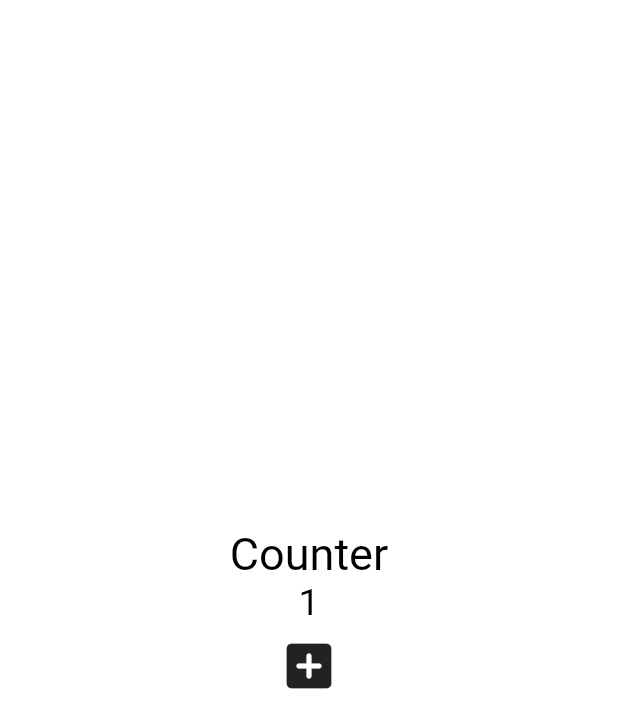
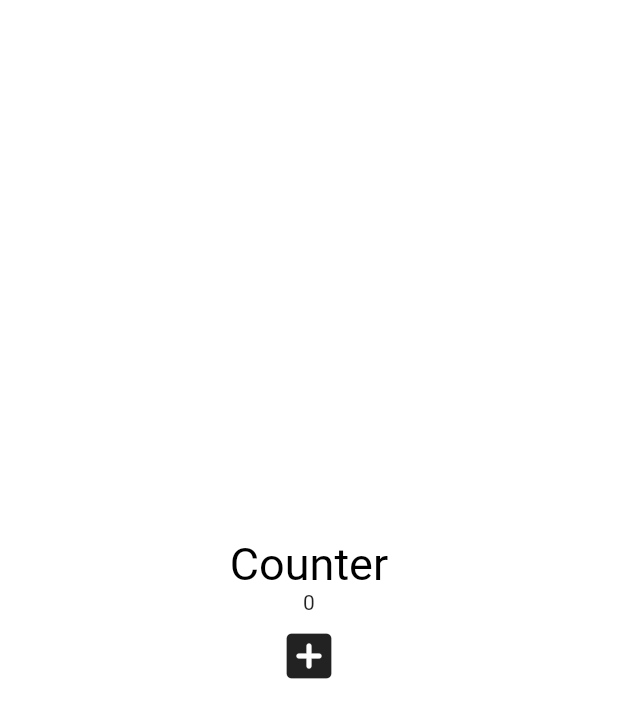
Before and after one commit to tjdrkr2580/flutter-prac, a Flutter app: the screen it shows after launch, after a tap on the "add box" icon, on a phone screen of 412 x 824 dp. Shown: the top 728 px of the screen. Run offline on Flutter 3.47's test engine with Material 2 defaults, Android fonts, the phone set to English and light mode, and no system bars.

Commit message:
lecture : recap

```diff
--- a/statefull/lib/main.dart
+++ b/statefull/lib/main.dart
@@ -12,11 +12,11 @@ class MyApp extends StatefulWidget {
 }
 
 class _MyAppState extends State<MyApp> {
-  int count = 0;
+  List<int> numbers = [];
 
   void onClicked() {
     setState(() {
-      count = count + 1;
+      numbers.add(numbers.length);
     });
   }
 
@@ -32,10 +32,7 @@ class _MyAppState extends State<MyApp> {
                 "Counter",
                 style: TextStyle(fontSize: 30, color: Colors.black),
               ),
-              Text(
-                '$count',
-                style: const TextStyle(fontSize: 25, color: Colors.black),
-              ),
+              for (var n in numbers) Text("$n"),
               IconButton(
                 iconSize: 40,
                 onPressed: onClicked,
```
